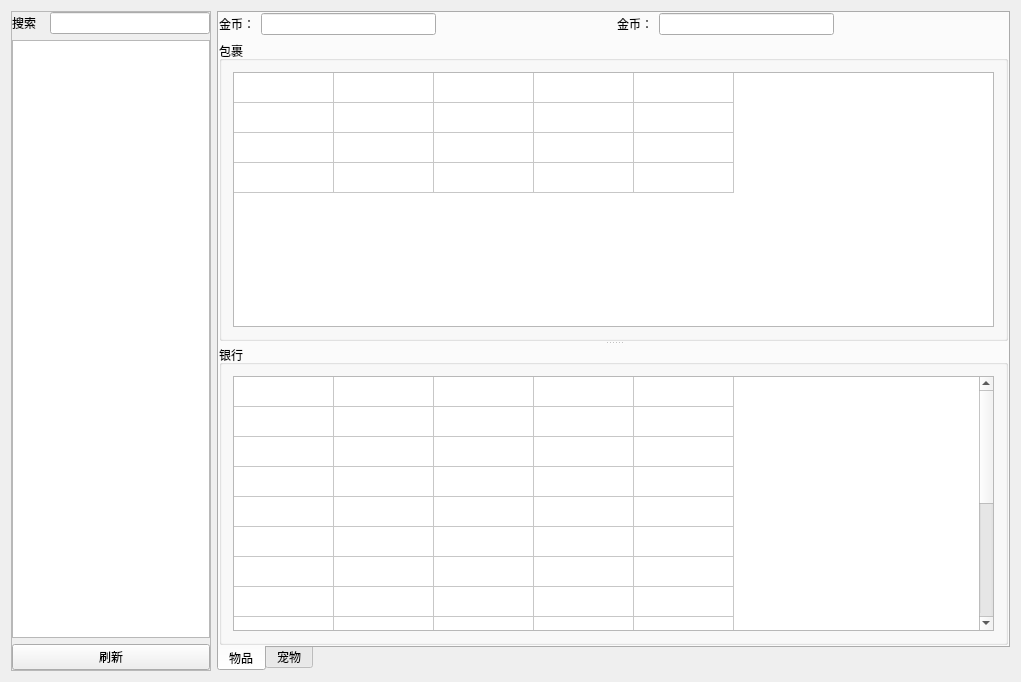
This is MLAssistTool/GamePlayerDataWgt.ui in HBACC0005240/MLAssist as Qt 5 draws it before an edit. The edited form follows.
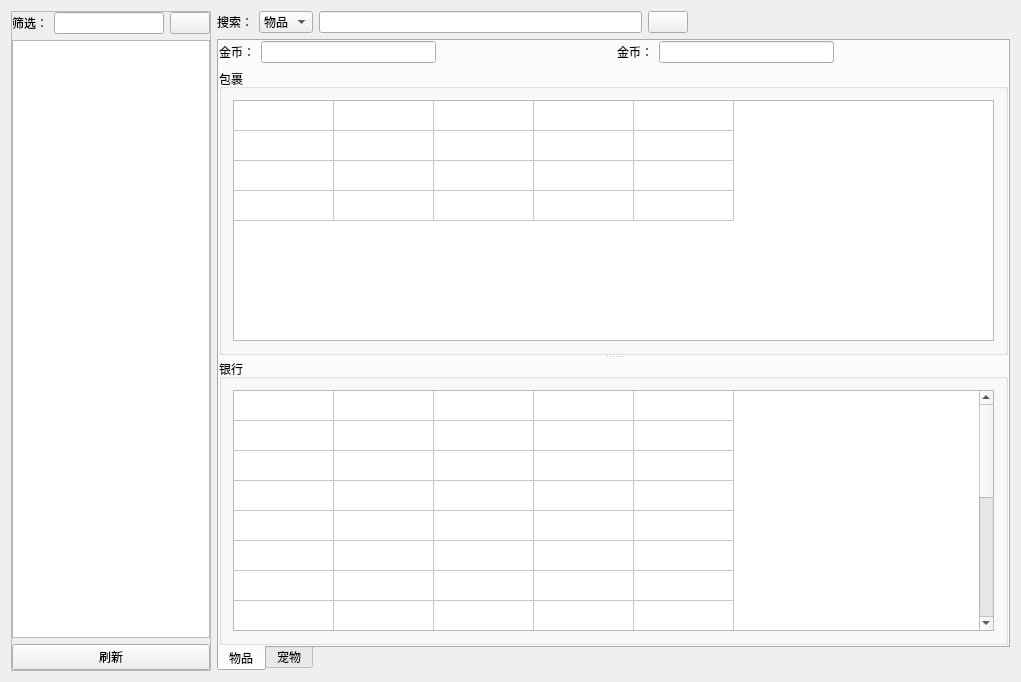
This is the edited form. Icons and pictures are not drawn.

```diff
--- a/MLAssistTool/GamePlayerDataWgt.ui
+++ b/MLAssistTool/GamePlayerDataWgt.ui
@@ -13,7 +13,7 @@
   <property name="windowTitle">
    <string>GamePlayerDataWgt</string>
   </property>
-  <layout class="QHBoxLayout" name="horizontalLayout_5">
+  <layout class="QHBoxLayout" name="horizontalLayout_6">
    <item>
     <widget class="QFrame" name="frame">
      <property name="maximumSize">
@@ -51,12 +51,12 @@
           <item>
            <widget class="QLabel" name="label_3">
             <property name="text">
-             <string>搜索</string>
+             <string>筛选：</string>
             </property>
            </widget>
           </item>
           <item>
-           <widget class="QLineEdit" name="lineEdit_search">
+           <widget class="QLineEdit" name="lineEdit_filter">
             <property name="maximumSize">
              <size>
               <width>160</width>
@@ -65,6 +65,20 @@
             </property>
            </widget>
           </item>
+          <item>
+           <widget class="QPushButton" name="pushButton_filterGid">
+            <property name="text">
+             <string/>
+            </property>
+            <property name="icon">
+             <iconset resource="MLAssistTool.qrc">
+              <normaloff>:/MLAssistTool/Resources/SearchHover.png</normaloff>:/MLAssistTool/Resources/SearchHover.png</iconset>
+            </property>
+            <property name="flat">
+             <bool>false</bool>
+            </property>
+           </widget>
+          </item>
          </layout>
         </item>
         <item>
@@ -96,6 +110,65 @@
     </widget>
    </item>
    <item>
+    <layout class="QVBoxLayout" name="verticalLayout_10">
+     <item>
+      <layout class="QHBoxLayout" name="horizontalLayout_5">
+       <item>
+        <widget class="QLabel" name="label_4">
+         <property name="text">
+          <string>搜索：</string>
+         </property>
+        </widget>
+       </item>
+       <item>
+        <widget class="QComboBox" name="comboBox_type">
+         <item>
+          <property name="text">
+           <string>物品</string>
+          </property>
+         </item>
+         <item>
+          <property name="text">
+           <string>宠物</string>
+          </property>
+         </item>
+         <item>
+          <property name="text">
+           <string>金币</string>
+          </property>
+         </item>
+        </widget>
+       </item>
+       <item>
+        <widget class="QLineEdit" name="lineEdit_search"/>
+       </item>
+       <item>
+        <widget class="QPushButton" name="pushButton_search">
+         <property name="text">
+          <string/>
+         </property>
+         <property name="icon">
+          <iconset resource="MLAssistTool.qrc">
+           <normaloff>:/MLAssistTool/Resources/SearchHover.png</normaloff>:/MLAssistTool/Resources/SearchHover.png</iconset>
+         </property>
+        </widget>
+       </item>
+       <item>
+        <spacer name="horizontalSpacer_3">
+         <property name="orientation">
+          <enum>Qt::Horizontal</enum>
+         </property>
+         <property name="sizeHint" stdset="0">
+          <size>
+           <width>40</width>
+           <height>20</height>
+          </size>
+         </property>
+        </spacer>
+       </item>
+      </layout>
+     </item>
+     <item>
     <widget class="QTabWidget" name="tabWidget">
      <property name="tabPosition">
       <enum>QTabWidget::South</enum>
@@ -613,6 +686,8 @@
     </widget>
    </item>
   </layout>
+   </item>
+  </layout>
  </widget>
  <layoutdefault spacing="6" margin="11"/>
  <resources/>
```
Left out of the diff: 4 changed lines with no effect on the pictures. Lines whose indentation alone changed are shown as unchanged.
